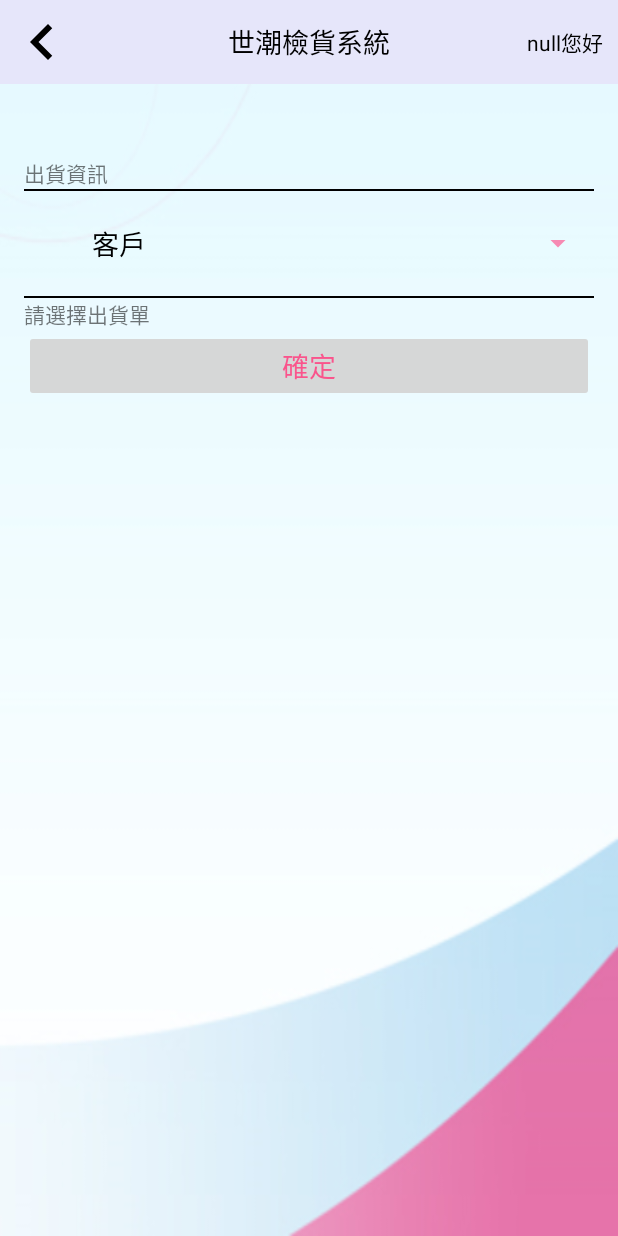
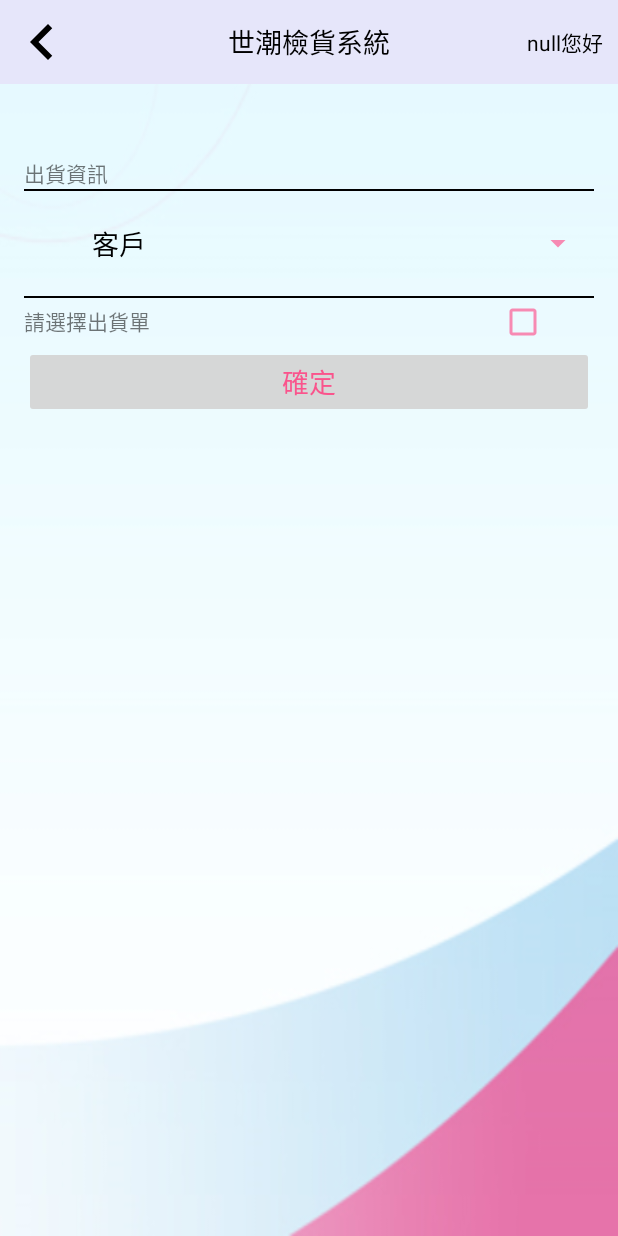
Before and after one commit to tom710236/DemoTide2.0, an Android app: the ShipperActivity screen opened directly, with no data from a screen before it, on a phone screen of 412 x 824 dp. Run offline under Robolectric (Android 15) with nearby library versions, the phone set to English and light mode, and no system bars; 3 statements that could not run were skipped.

Commit message:
V1.06 連續掃描

```diff
--- a/app/src/main/AndroidManifest.xml
+++ b/app/src/main/AndroidManifest.xml
@@ -1,6 +1,8 @@
 <?xml version="1.0" encoding="utf-8"?>
 <manifest xmlns:android="http://schemas.android.com/apk/res/android"
     package="com.example.user.demotide20">
+
+
 
     <uses-permission android:name="android.permission.INTERNET" />
     <uses-permission android:name="android.permission.WRITE_EXTERNAL_STORAGE" />
--- a/app/src/main/res/layout/activity_shipper.xml
+++ b/app/src/main/res/layout/activity_shipper.xml
@@ -114,11 +114,31 @@
             android:layout_height="1dp"
             android:background="#000000" />
 
-        <TextView
-            android:id="@+id/textView8"
+        <LinearLayout
             android:layout_width="match_parent"
             android:layout_height="wrap_content"
-            android:text="請選擇出貨單" />
+            android:orientation="horizontal">
+
+            <TextView
+                android:id="@+id/textView8"
+                android:layout_width="0dp"
+                android:layout_height="wrap_content"
+                android:layout_weight="3"
+                android:text="請選擇出貨單" />
+
+            <TextView
+                android:id="@+id/textView47"
+                android:layout_width="0dp"
+                android:layout_height="wrap_content"
+                android:layout_weight="2" />
+
+            <CheckBox
+                android:id="@+id/checkBox6"
+                android:layout_width="0dp"
+                android:layout_height="wrap_content"
+                android:layout_weight="1" />
+
+        </LinearLayout>
 
         <ScrollView
             android:layout_width="match_parent"
--- a/app/src/main/res/layout/activity_shipper_order.xml
+++ b/app/src/main/res/layout/activity_shipper_order.xml
@@ -328,7 +328,7 @@
     <EditText
         android:id="@+id/editText7"
         android:layout_width="match_parent"
-        android:layout_height="12dp"
+        android:layout_height="15dp"
         android:ems="10"
         android:inputType="number"
         android:textSize="1sp"
```
Also changed, not shown: app/src/main/java/com/example/user/demotide20/ShipperActivity.java (+63 -4 lines), app/src/main/java/com/example/user/demotide20/ShipperOrderActivity.java (+5 -3 lines), app/src/main/java/com/example/user/demotide20/SystemActivity.java (+11 -1 lines).
